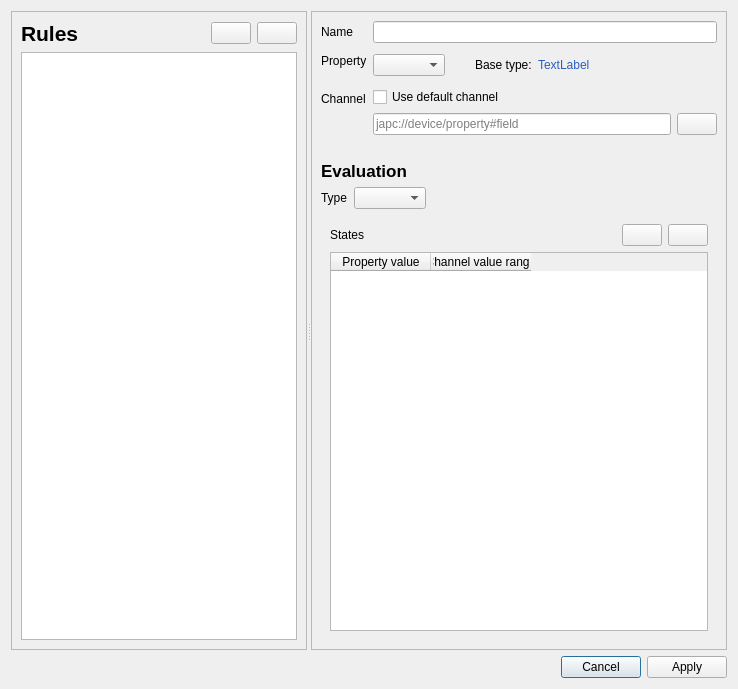
jfpatrick/accsoft-gui-rad-comrad, file comrad/designer/rules_editor.ui: the form before one commit.
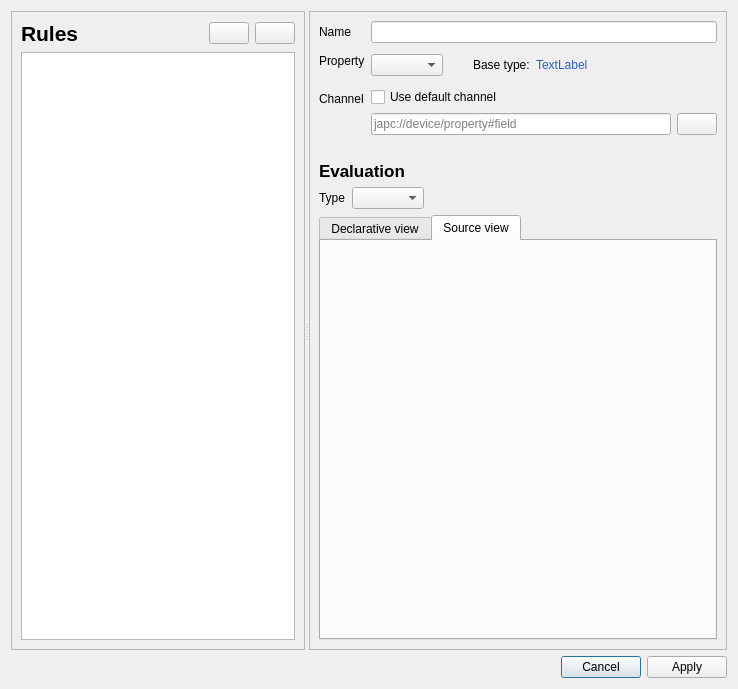
The form after the commit. The open tabs and pages were chosen to show the change. Icons and pictures are not drawn. Custom widgets are drawn as their Qt base class.

Commit message: Added json browser to the rules editor

Diff of the .ui file:
```diff
--- a/comrad/designer/rules_editor.ui
+++ b/comrad/designer/rules_editor.ui
@@ -339,6 +339,28 @@
          </property>
          <widget class="QWidget" name="page_ranges">
           <layout class="QVBoxLayout" name="verticalLayout_6">
+           <property name="leftMargin">
+            <number>0</number>
+           </property>
+           <property name="topMargin">
+            <number>0</number>
+           </property>
+           <property name="rightMargin">
+            <number>0</number>
+           </property>
+           <property name="bottomMargin">
+            <number>0</number>
+           </property>
+           <item>
+            <widget class="QTabWidget" name="range_tabs">
+             <property name="currentIndex">
+              <number>0</number>
+             </property>
+             <widget class="QWidget" name="declarative_ranges_tab">
+              <attribute name="title">
+               <string>Declarative view</string>
+              </attribute>
+              <layout class="QVBoxLayout" name="verticalLayout_5">
            <item>
             <layout class="QHBoxLayout" name="horizontalLayout_3">
              <item>
@@ -425,6 +447,27 @@
            </item>
           </layout>
          </widget>
+             <widget class="QWidget" name="source_ranges_tab">
+              <attribute name="title">
+               <string>Source view</string>
+              </attribute>
+              <layout class="QHBoxLayout" name="horizontalLayout_4">
+               <item>
+                <widget class="QsciScintilla" name="source_ranges">
+                 <property name="toolTip">
+                  <string/>
+                 </property>
+                 <property name="whatsThis">
+                  <string/>
+                 </property>
+                </widget>
+               </item>
+              </layout>
+             </widget>
+            </widget>
+           </item>
+          </layout>
+         </widget>
          <widget class="QWidget" name="page_python">
           <layout class="QVBoxLayout" name="verticalLayout_7">
            <item>
@@ -457,6 +500,13 @@
    </item>
   </layout>
  </widget>
+ <customwidgets>
+  <customwidget>
+   <class>QsciScintilla</class>
+   <extends>QFrame</extends>
+   <header>Qsci/qsciscintilla.h</header>
+  </customwidget>
+ </customwidgets>
  <tabstops>
   <tabstop>rules_list</tabstop>
   <tabstop>rules_add</tabstop>
```
Left out of the diff: 1 changed line with no effect on the pictures. Lines whose indentation alone changed are shown as unchanged. The commit also changes 3 other files.
